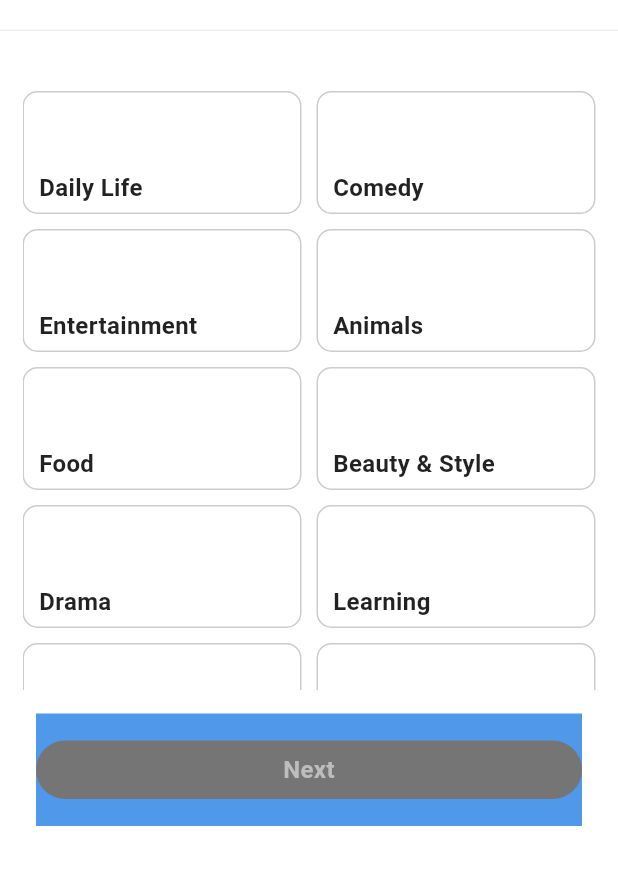
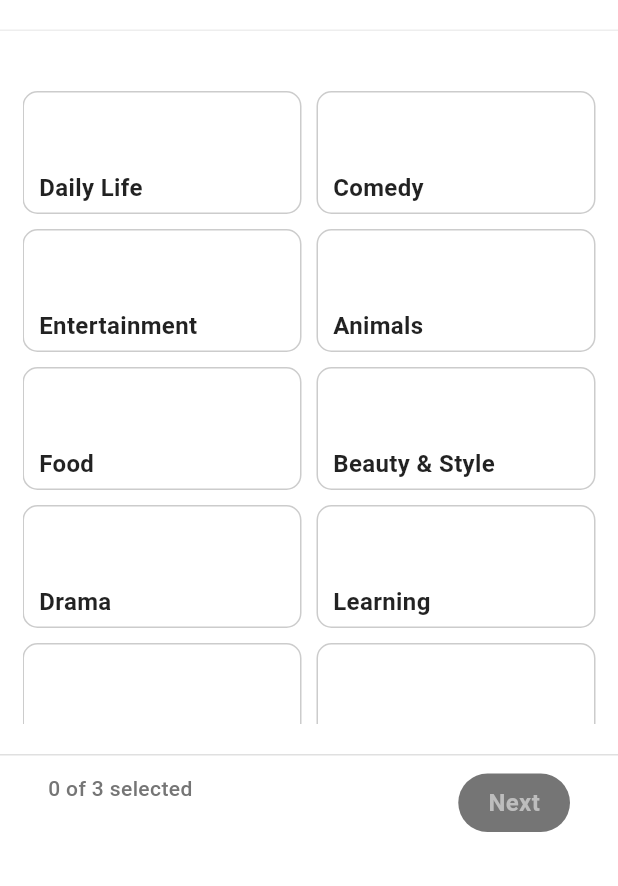
Before and after one commit to ggomdong/twitter, a Flutter app: the InterestsScreen screen opened directly, on a phone screen of 412 x 824 dp, the part 350-1236 px from its top. Run offline on Flutter 3.47's test engine with Material 3 defaults, Android fonts, the phone set to English and light mode, and no system bars; our stand-ins replace font_awesome_flutter.

Commit message:
assignment12 완료 직전

```diff
--- a/lib/features/authentication/customize_screen.dart
+++ b/lib/features/authentication/customize_screen.dart
@@ -30,7 +30,7 @@ class _CustomizeScreenState extends State<CustomizeScreen> {
     });
   }
 
-  void _onConfirmTap() {
+  void _onSignupTap() {
     if (!_notifications) return;
     Navigator.of(context).push(
       MaterialPageRoute(
@@ -167,10 +167,11 @@ class _CustomizeScreenState extends State<CustomizeScreen> {
           right: Sizes.size32,
         ),
         child: GestureDetector(
-          onTap: _onConfirmTap,
+          onTap: _onSignupTap,
           child: FormButton(
             disabled: !_notifications,
             text: "Next",
+            buttonSize: ButtonSize.large,
           ),
         ),
       ),
--- a/lib/features/authentication/widgets/form_button.dart
+++ b/lib/features/authentication/widgets/form_button.dart
@@ -3,26 +3,35 @@ import 'package:twitter/constants/sizes.dart';
 import 'package:twitter/utils.dart';
 
 class FormButton extends StatelessWidget {
-  FormButton({
+  const FormButton({
     super.key,
     required this.disabled,
     required this.text,
+    required this.buttonSize,
   });
 
   final bool disabled;
-  String text;
+  final String text;
+  final ButtonSize buttonSize;
 
   @override
   Widget build(BuildContext context) {
     final bool isDark = isDarkMode(context);
     return FractionallySizedBox(
-      widthFactor: 1,
+      widthFactor: buttonSize == ButtonSize.large ? 1 : null,
       child: AnimatedContainer(
-        padding: const EdgeInsets.symmetric(
-          vertical: Sizes.size16,
-        ),
+        padding: buttonSize == ButtonSize.large
+            ? const EdgeInsets.symmetric(
+                vertical: Sizes.size16,
+              )
+            : const EdgeInsets.symmetric(
+                horizontal: Sizes.size20,
+                vertical: Sizes.size8,
+              ),
         decoration: BoxDecoration(
-          borderRadius: BorderRadius.circular(Sizes.size32),
+          borderRadius: BorderRadius.circular(
+            buttonSize == ButtonSize.large ? Sizes.size32 : Sizes.size20,
+          ),
           color: disabled
               ? isDark
                   ? Colors.grey.shade800
@@ -36,7 +45,8 @@ class FormButton extends StatelessWidget {
           text,
           textAlign: TextAlign.center,
           style: TextStyle(
-            fontSize: Sizes.size18,
+            fontSize:
+                buttonSize == ButtonSize.large ? Sizes.size18 : Sizes.size16,
             fontWeight: FontWeight.w700,
             color: disabled
                 ? isDark
--- a/lib/features/authentication/widgets/form_button_small.dart
+++ /dev/null
@@ -1,51 +0,0 @@
-import 'package:flutter/material.dart';
-import 'package:twitter/constants/sizes.dart';
-import 'package:twitter/utils.dart';
-
-class FormButtonSmall extends StatelessWidget {
-  FormButtonSmall({
-    super.key,
-    required this.disabled,
-    required this.text,
-  });
-
-  final bool disabled;
-  String text;
-
-  @override
-  Widget build(BuildContext context) {
-    final bool isDark = isDarkMode(context);
-    return AnimatedContainer(
-      padding: EdgeInsets.symmetric(
-        horizontal: Sizes.size20,
-        vertical: Sizes.size8,
-      ),
-      decoration: BoxDecoration(
-        borderRadius: BorderRadius.circular(Sizes.size20),
-        color: disabled
-            ? isDark
-                ? Colors.grey.shade800
-                : Colors.grey.shade600
-            : isDark
-                ? Colors.white
-                : Colors.black,
-      ),
-      duration: const Duration(milliseconds: 500),
-      child: Text(
-        text,
-        textAlign: TextAlign.center,
-        style: TextStyle(
-          fontSize: Sizes.size16,
-          fontWeight: FontWeight.w700,
-          color: disabled
-              ? isDark
-                  ? Colors.grey.shade600
-                  : Colors.grey.shade400
-              : isDark
-                  ? Colors.black
-                  : Colors.white,
-        ),
-      ),
-    );
-  }
-}
--- a/lib/features/onboarding/interests_screen.dart
+++ b/lib/features/onboarding/interests_screen.dart
@@ -1,51 +1,34 @@
 import 'package:flutter/material.dart';
 import 'package:twitter/constants/gaps.dart';
 import 'package:twitter/constants/sizes.dart';
-import 'package:twitter/features/authentication/widgets/form_button_small.dart';
+import 'package:twitter/features/authentication/widgets/form_button.dart';
 import 'package:twitter/features/common/common_app_bar.dart';
+import 'package:twitter/features/onboarding/another_interests_screen.dart';
+import 'package:twitter/features/onboarding/widgets/firework_icon.dart';
 import 'package:twitter/features/onboarding/widgets/interest_button.dart';
 import 'package:twitter/utils.dart';
 
-const interests = [
-  "Daily Life",
-  "Comedy",
-  "Entertainment",
-  "Animals",
-  "Food",
-  "Beauty & Style",
-  "Drama",
-  "Learning",
-  "Talent",
-  "Sports",
-  "Auto",
-  "Family",
-  "Fitness & Health",
-  "DIY & Life Hacks",
-  "Arts & Crafts",
-  "Dance",
-  "Outdoors",
-  "Oddly Satisfying",
-  "Home & Garden",
-  "Daily Life",
-  "Comedy",
-  "Entertainment",
-  "Animals",
-  "Food",
-  "Beauty & Style",
-  "Drama",
-  "Learning",
-  "Talent",
-  "Sports",
-  "Auto",
-  "Family",
-  "Fitness & Health",
-  "DIY & Life Hacks",
-  "Arts & Crafts",
-  "Dance",
-  "Outdoors",
-  "Oddly Satisfying",
-  "Home & Garden",
-];
+const interests = {
+  0: "Daily Life",
+  1: "Comedy",
+  2: "Entertainment",
+  3: "Animals",
+  4: "Food",
+  5: "Beauty & Style",
+  6: "Drama",
+  7: "Learning",
+  8: "Talent",
+  9: "Sports",
+  10: "Auto",
+  11: "Family",
+  12: "Fitness & Health",
+  13: "DIY & Life Hacks",
+  14: "Arts & Crafts",
+  15: "Dance",
+  16: "Outdoors",
+  17: "Oddly Satisfying",
+  18: "Home & Garden",
+};
 
 class InterestsScreen extends StatefulWidget {
   const InterestsScreen({super.key});
@@ -55,6 +38,30 @@ class InterestsScreen extends StatefulWidget {
 }
 
 class _InterestsScreenState extends State<InterestsScreen> {
+  /// 선택된 항목의 인덱스 관리
+  final Set<String> _selectedInterests = {};
+
+  void _onCountSelectedInterests(item) {
+    final uniqueKey = '$item.key-$item.value';
+    setState(() {
+      if (_selectedInterests.contains(uniqueKey)) {
+        _selectedInterests.remove(uniqueKey);
+      } else {
+        _selectedInterests.add(uniqueKey);
+      }
+    });
+    // TODO: 추후 서버 연계시 추가 작성
+  }
+
+  void _onAnotherInterestsTap() {
+    if (_selectedInterests.length < 3) return;
+    Navigator.of(context).push(
+      MaterialPageRoute(
+        builder: (context) => const AnotherInterestsScreen(),
+      ),
+    );
+  }
+
   @override
   Widget build(BuildContext context) {
     return Scaffold(
@@ -102,32 +109,77 @@ class _InterestsScreenState extends State<InterestsScreen> {
                 runSpacing: Sizes.size10,
                 spacing: Sizes.size10,
                 children: [
-                  for (var interest in interests)
+                  for (var item in interests.entries)
                     InterestButton(
-                      interest: interest,
+                      item: item.value,
+                      isSelected:
+                          _selectedInterests.contains('$item.key-$item.value'),
+                      onTap: () => _onCountSelectedInterests(item),
                     )
                 ],
               ),
             ),
-          )
+          ),
+          Gaps.v20,
         ],
       ),
       bottomNavigationBar: Container(
+        decoration: BoxDecoration(
+          border: Border(
+            top: BorderSide(
+              color: Colors.grey.shade300,
+              width: Sizes.size1,
+            ),
+          ),
+        ),
         child: Padding(
           padding: const EdgeInsets.only(
-            bottom: Sizes.size40,
-            top: Sizes.size16,
-            left: Sizes.size24,
-            right: Sizes.size24,
+            left: Sizes.size32,
+            right: Sizes.size32,
+            top: Sizes.size12,
+            bottom: Sizes.size36,
           ),
-          child: Container(
-            padding: const EdgeInsets.symmetric(
-              vertical: Sizes.size16 + Sizes.size2,
-            ),
-            decoration: BoxDecoration(
-              color: Theme.of(context).primaryColor,
-            ),
-            child: FormButtonSmall(disabled: true, text: "Next"),
+          child: Row(
+            mainAxisAlignment: MainAxisAlignment.spaceBetween,
+            crossAxisAlignment: CrossAxisAlignment.start,
+            children: [
+              // 선택된 개수 표시
+              _selectedInterests.length >= 3
+                  ? RichText(
+                      text: TextSpan(
+                        children: [
+                          TextSpan(
+                            text: "Great works ",
+                            style: TextStyle(
+                              fontSize: Sizes.size14,
+                              fontWeight: FontWeight.w500,
+                              color: Colors.grey.shade600,
+                            ),
+                          ),
+                          WidgetSpan(
+                            child: FireworkIcon(),
+                          ),
+                        ],
+                      ),
+                    )
+                  : Text(
+                      '${_selectedInterests.length} of 3 selected',
+                      style: TextStyle(
+                        fontSize: Sizes.size14,
+                        fontWeight: FontWeight.w500,
+                        color: Colors.grey.shade600,
+                      ),
+                    ),
+              // 버튼 (Container로 구현)
+              GestureDetector(
+                onTap: _onAnotherInterestsTap,
+                child: FormButton(
+                  disabled: _selectedInterests.length < 3,
+                  text: "Next",
+                  buttonSize: ButtonSize.small,
+                ),
+              ),
+            ],
           ),
         ),
       ),
--- a/lib/features/onboarding/widgets/interest_button.dart
+++ b/lib/features/onboarding/widgets/interest_button.dart
@@ -2,38 +2,29 @@ import 'package:flutter/material.dart';
 import 'package:font_awesome_flutter/font_awesome_flutter.dart';
 import 'package:twitter/constants/sizes.dart';
 
-class InterestButton extends StatefulWidget {
+class InterestButton extends StatelessWidget {
   const InterestButton({
     super.key,
-    required this.interest,
+    required this.item,
+    required this.isSelected,
+    required this.onTap,
   });
 
-  final String interest;
-
-  @override
-  State<InterestButton> createState() => _InterestButtonState();
-}
-
-class _InterestButtonState extends State<InterestButton> {
-  bool _isSelected = false;
-
-  void _onTap() {
-    setState(() {
-      _isSelected = !_isSelected;
-    });
-  }
+  final String item;
+  final bool isSelected;
+  final VoidCallback onTap;
 
   @override
   Widget build(BuildContext context) {
     final size = MediaQuery.of(context).size;
     return GestureDetector(
-      onTap: _onTap,
+      onTap: onTap,
       child: AnimatedContainer(
         width: size.width / 2 - 20,
         height: Sizes.size80 + Sizes.size2,
         duration: const Duration(milliseconds: 300),
         decoration: BoxDecoration(
-          color: _isSelected ? Theme.of(context).primaryColor : Colors.white,
+          color: isSelected ? Theme.of(context).primaryColor : Colors.white,
           borderRadius: BorderRadius.circular(
             Sizes.size10,
           ),
@@ -47,12 +38,12 @@ class _InterestButtonState extends State<InterestButton> {
               bottom: Sizes.size5,
               left: Sizes.size10,
               child: Text(
-                widget.interest,
+                item,
                 overflow: TextOverflow.ellipsis,
                 style: TextStyle(
                     fontSize: Sizes.size16,
                     fontWeight: FontWeight.bold,
-                    color: _isSelected ? Colors.white : Colors.black87),
+                    color: isSelected ? Colors.white : Colors.black87),
               ),
             ),
             Positioned(
@@ -61,7 +52,7 @@ class _InterestButtonState extends State<InterestButton> {
               child: FaIcon(
                 FontAwesomeIcons.solidCircleCheck,
                 size: Sizes.size18,
-                color: _isSelected ? Colors.white : Colors.transparent,
+                color: isSelected ? Colors.white : Colors.transparent,
               ),
             ),
           ],
--- a/lib/main.dart
+++ b/lib/main.dart
@@ -3,6 +3,7 @@ import 'package:twitter/constants/sizes.dart';
 import 'package:twitter/features/authentication/otp_screen.dart';
 import 'package:twitter/features/authentication/password_screen.dart';
 import 'package:twitter/features/authentication/sign_up_screen.dart';
+import 'package:twitter/features/onboarding/another_interests_screen.dart';
 import 'package:twitter/features/onboarding/interests_screen.dart';
 
 void main() {
--- a/lib/utils.dart
+++ b/lib/utils.dart
@@ -4,3 +4,5 @@ bool isDarkMode(BuildContext context) =>
     MediaQuery.of(context).platformBrightness == Brightness.dark;
 
 enum LeadingType { cancel, arrow, none }
+
+enum ButtonSize { large, small }
```
Also changed, not shown: lib/features/authentication/create_screen.dart (+7 -6 lines), lib/features/authentication/otp_screen.dart (+15 -6 lines), lib/features/authentication/password_screen.dart (+4 -3 lines), lib/features/onboarding/another_interests_screen.dart (added, +322 -0 lines), lib/features/onboarding/widgets/another_interest_button.dart (added, +46 -0 lines), lib/features/onboarding/widgets/firework_icon.dart (added, +50 -0 lines).
